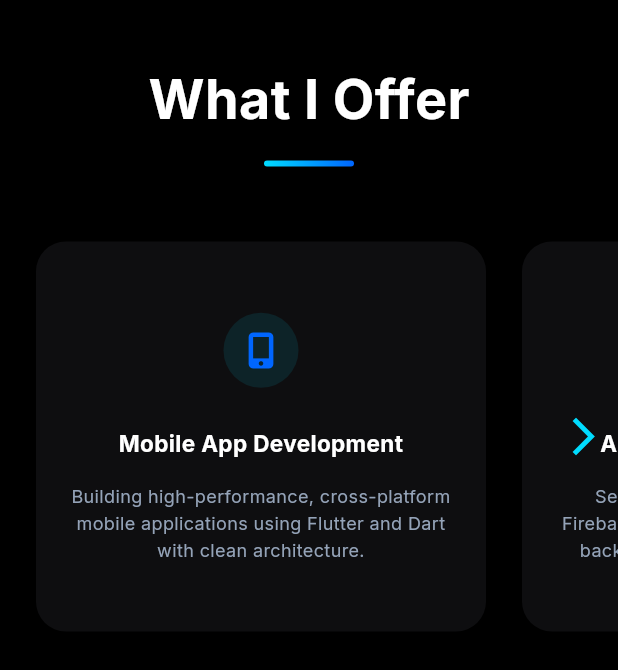
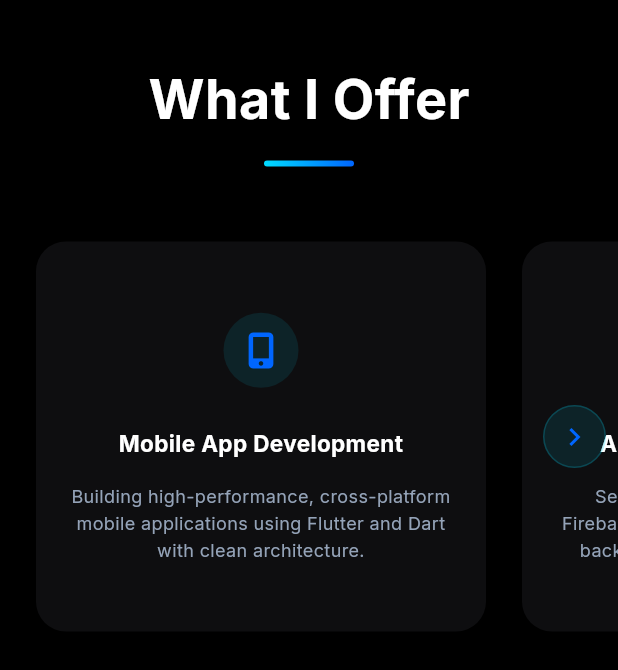
Before and after one commit to Mohamedali0219/Mohamed-Ali-Portfolio, a Flutter app: the ServicesSection widget shown alone on an empty page, opened directly, on a phone screen of 412 x 824 dp. Shown: the top 670 px of the screen. Run offline on Flutter 3.47's test engine with Material 3 defaults, Android fonts, the phone set to English and light mode, and no system bars; drawn by our look-alikes of flutter_animate; our stand-ins replace animated_text_kit, font_awesome_flutter, google_fonts, responsive_framework; missing offline and left inert: dart:js_interop.

Commit message:
Add scroll indicator to TechStack and refine arrow in ServicesSection

```diff
--- a/lib/sections/services_section.dart
+++ b/lib/sections/services_section.dart
@@ -90,10 +90,20 @@ class _ServicesSectionState extends State<ServicesSection> {
                   if (_showArrow)
                     Padding(
                       padding: const EdgeInsets.only(right: 8),
+                      child: Container(
+                        padding: const EdgeInsets.all(8),
+                        decoration: BoxDecoration(
+                          color: AppColors.primary.withValues(alpha: 0.1),
+                          shape: BoxShape.circle,
+                          border: Border.all(
+                            color: AppColors.primary.withValues(alpha: 0.2),
+                          ),
+                        ),
                         child: const Icon(
-                      Icons.arrow_forward_ios,
-                      color: AppColors.primary,
-                      size: 30,
+                          Icons.chevron_right,
+                          color: AppColors.secondary,
+                          size: 24,
+                        ),
                       )
                           .animate(onPlay: (controller) => controller.repeat())
                           .shimmer(duration: 1200.ms, color: AppColors.secondary)
```
Also changed, not shown: lib/sections/tech_stack_section.dart (+64 -6 lines). Lines whose indentation alone changed are shown as unchanged.
